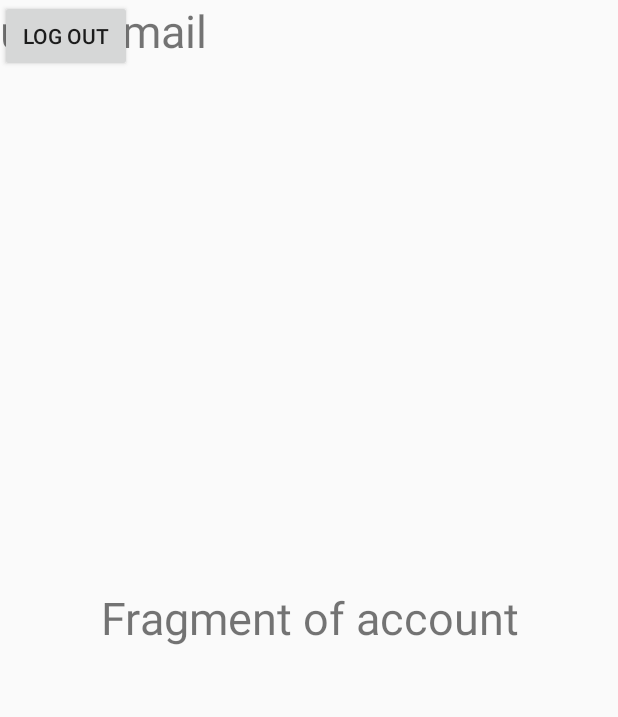
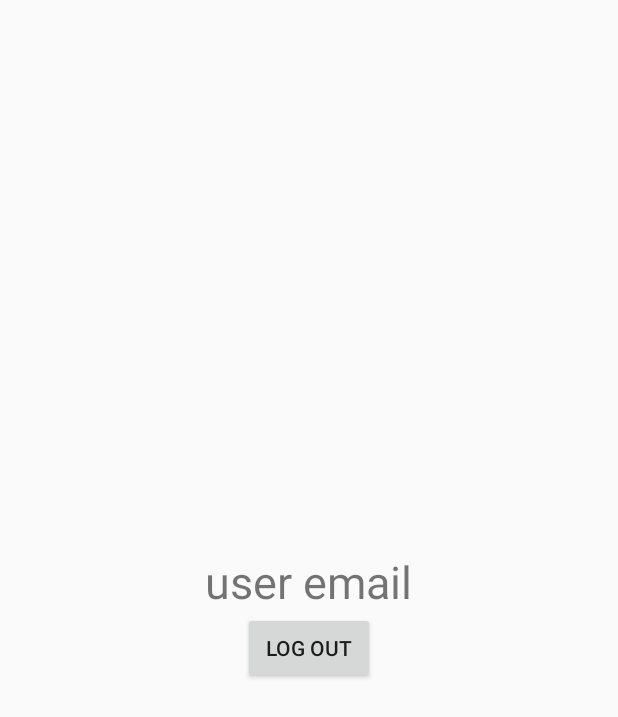
Before and after one commit to ccsavvy/friendly-happiness, an Android app built with Jetpack Compose: the layout fragment_account.xml on its own in the app's theme, with its tools: preview values and no code run, on a phone screen of 412 x 824 dp. Shown: the top 717 px of the screen. Run offline under Robolectric (Android 15) with nearby library versions, the phone set to English and light mode, and no system bars.

```diff
--- a/app/src/main/java/com/example/taskmanager/HomeActivity.kt
+++ b/app/src/main/java/com/example/taskmanager/HomeActivity.kt
@@ -2,15 +2,18 @@ package com.example.taskmanager
 
 
 import android.app.Activity
+import android.content.Intent
 import android.os.Bundle
 import androidx.appcompat.app.AppCompatActivity
 import androidx.navigation.NavController
+import androidx.navigation.NavOptions
 import androidx.navigation.fragment.NavHostFragment
 import androidx.navigation.fragment.findNavController
 import androidx.navigation.ui.AppBarConfiguration
 import androidx.navigation.ui.setupActionBarWithNavController
 import androidx.navigation.ui.setupWithNavController
 import com.example.taskmanager.databinding.HomeActivityBinding
+import com.example.taskmanager.ui.view.HomeFragment
 
 import dagger.hilt.android.AndroidEntryPoint
 
--- a/app/src/main/java/com/example/taskmanager/data/TaskDatabase.kt
+++ b/app/src/main/java/com/example/taskmanager/data/TaskDatabase.kt
@@ -9,7 +9,7 @@ import kotlinx.coroutines.launch
 import javax.inject.Inject
 import javax.inject.Provider
 
-@Database(entities = [Task::class], version = 2, exportSchema = false)
+@Database(entities = [Task::class], version = 7, exportSchema = false)
 abstract class TaskDatabase : RoomDatabase() {
     abstract fun taskDao(): TaskDao
 
@@ -22,10 +22,12 @@ abstract class TaskDatabase : RoomDatabase() {
         override fun onCreate(db: SupportSQLiteDatabase) { // first time when we create the database, called after build method
             super.onCreate(db)
 
-            //db operations
             val dao = database.get().taskDao()
 
+        }
 
+        override fun onOpen(db: SupportSQLiteDatabase) {
+            super.onOpen(db)
         }
     }
 }
--- a/app/src/main/java/com/example/taskmanager/viewModel/AccountViewModel.kt
+++ b/app/src/main/java/com/example/taskmanager/viewModel/AccountViewModel.kt
@@ -3,7 +3,6 @@ package com.example.taskmanager.viewModel
 import androidx.lifecycle.MutableLiveData
 import androidx.lifecycle.ViewModel
 import androidx.lifecycle.viewModelScope
-import com.example.taskmanager.auth.AuthorisationManager
 import com.example.taskmanager.auth.BaseAuthRepository
 import com.google.firebase.auth.FirebaseUser
 import dagger.hilt.android.lifecycle.HiltViewModel
@@ -22,8 +21,5 @@ class AccountViewModel @Inject constructor(private val repository: BaseAuthRepos
         firebaseUser.postValue(user)
     }
 
-    fun signOut(){
-        repository.signOut()
-        getCurrentUser()
-    }
+
 }
--- a/app/src/main/java/com/example/taskmanager/viewModel/AuthViewModel.kt
+++ b/app/src/main/java/com/example/taskmanager/viewModel/AuthViewModel.kt
@@ -115,9 +115,6 @@ class AuthViewModel @Inject constructor(
             user?.let {
                 eventsChannel.send(AllEvents.Message("Logout failure"))
             } ?: eventsChannel.send(AllEvents.Message("Sign out successful"))
-
-
-            getCurrentUser()
         } catch (e: Exception) {
             val error = e.toString().split(":").toTypedArray()
             Log.d(TAG, "signInUser: ${error[1]}")
--- a/app/src/main/res/layout/fragment_account.xml
+++ b/app/src/main/res/layout/fragment_account.xml
@@ -1,29 +1,26 @@
 <?xml version="1.0" encoding="utf-8"?>
-<FrameLayout xmlns:android="http://schemas.android.com/apk/res/android"
+<LinearLayout xmlns:android="http://schemas.android.com/apk/res/android"
     xmlns:tools="http://schemas.android.com/tools"
     android:layout_width="match_parent"
     android:layout_height="match_parent"
+    android:orientation="vertical"
+    android:gravity="center"
     tools:context=".ui.view.AccountFragment">
 
-    <!-- TODO: Update blank fragment layout -->
     <TextView
-        android:layout_width="match_parent"
-        android:layout_height="match_parent"
-        android:gravity="center"
-        android:textSize="30sp"
-        android:text="Fragment of account" />
-    <TextView
-        android:layout_width="match_parent"
-        android:layout_height="match_parent"
-        android:textSize="30sp"
-        android:text="user email"
-        android:id="@+id/email"/>
-    <Button
+        android:id="@+id/email"
         android:layout_width="wrap_content"
         android:layout_height="wrap_content"
+        android:layout_gravity="center"
+        android:text="user email"
+        android:textSize="30sp" />
+
+    <Button
         android:id="@+id/btnLogout"
+        android:layout_gravity="center"
+        android:layout_width="wrap_content"
+        android:layout_height="wrap_content"
         android:gravity="center"
-        android:text="@string/logout"
-        />
+        android:text="@string/logout" />
 
-</FrameLayout>
+</LinearLayout>
--- a/app/src/main/res/layout/fragment_statistics.xml
+++ b/app/src/main/res/layout/fragment_statistics.xml
@@ -3,15 +3,14 @@
     xmlns:tools="http://schemas.android.com/tools"
     android:layout_width="match_parent"
     android:layout_height="match_parent"
-    android:background="@color/black"
+    android:background="@color/white"
     tools:context=".ui.view.StatisticsFragment">
 
-    <!-- TODO: Update blank fragment layout -->
     <TextView
         android:layout_width="match_parent"
         android:layout_height="match_parent"
         android:gravity="center"
         android:textSize="30sp"
-        android:text="Hi this is statistics fragment" />
+        android:text="Statistics fragment" />
 
 </FrameLayout>
--- a/app/src/main/res/menu/top_nav_menu.xml
+++ b/app/src/main/res/menu/top_nav_menu.xml
@@ -34,5 +34,6 @@
         android:id="@+id/delete_all_completed_tasks"
         android:title="Delete all completed"
         app:showAsAction="never"
+        android:visible="false"
         />
 </menu>
--- a/app/src/main/res/navigation/nav_graph.xml
+++ b/app/src/main/res/navigation/nav_graph.xml
@@ -13,6 +13,9 @@
         <action
             android:id="@+id/action_homeFragment_to_addEditTaskFragment"
             app:destination="@id/addEditTaskFragment" />
+        <action
+            android:id="@+id/action_homeFragment_self"
+            app:destination="@id/homeFragment" />
     </fragment>
     <fragment
         android:id="@+id/addEditTaskFragment"
```
Also changed, not shown: app/src/main/java/com/example/taskmanager/data/TaskDao.kt (+9 -0 lines), app/src/main/java/com/example/taskmanager/ui/view/AccountFragment.kt (+35 -16 lines), app/src/main/java/com/example/taskmanager/ui/view/AddEditTaskFragment.kt (+18 -1 lines), app/src/main/java/com/example/taskmanager/ui/view/HomeFragment.kt (+29 -6 lines), app/src/main/java/com/example/taskmanager/ui/view/LoginFragment.kt (+15 -4 lines), app/src/main/java/com/example/taskmanager/ui/view/SignUpFragment.kt (+8 -3 lines), app/src/main/java/com/example/taskmanager/viewModel/AddEditTaskViewModel.kt (+15 -5 lines), app/src/main/java/com/example/taskmanager/viewModel/TaskViewModel.kt (+44 -17 lines).
